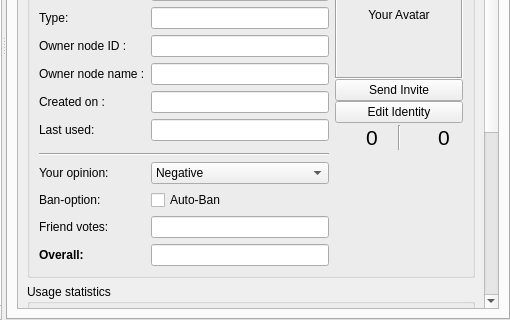
Above: retroshare-gui/src/gui/Identity/IdDialog.ui from RetroShare/RetroShare before the change; both pictures show x 290 to 800 and y 264 to 584 of the 800 by 584 pixel window. Below: the same form after it.
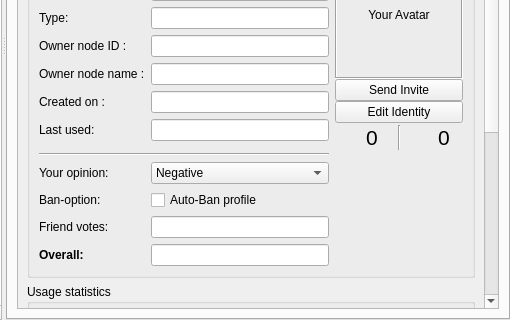
That is the form after the change. Icons and pictures are not drawn. Custom widgets are drawn as their Qt base class.

Commit message: Corrected checkbox text

Patch:
```diff
--- a/retroshare-gui/src/gui/Identity/IdDialog.ui
+++ b/retroshare-gui/src/gui/Identity/IdDialog.ui
@@ -301,7 +301,7 @@
             <rect>
              <x>0</x>
              <y>0</y>
-             <width>479</width>
+             <width>456</width>
              <height>731</height>
             </rect>
            </property>
@@ -895,7 +895,7 @@
                   <string>Auto-Ban all identities signed by the same node</string>
                  </property>
                  <property name="text">
-                  <string>Auto-Ban</string>
+                  <string>Auto-Ban profile</string>
                  </property>
                 </widget>
                </item>
```
